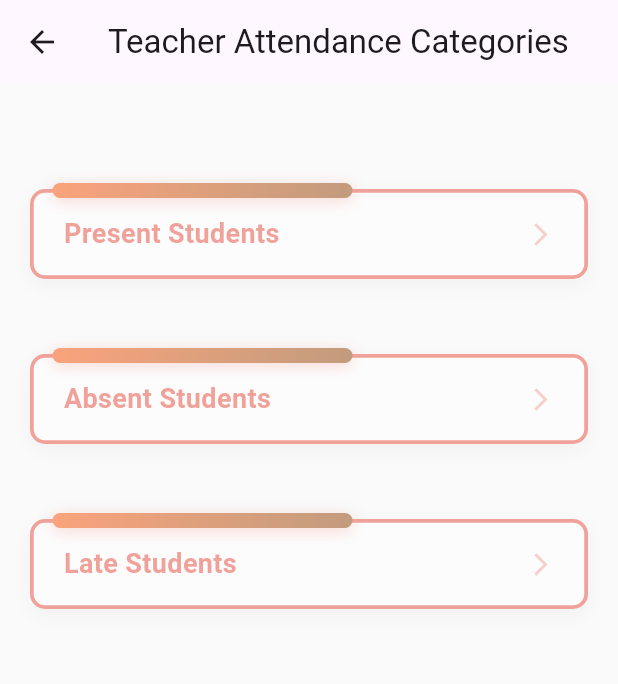
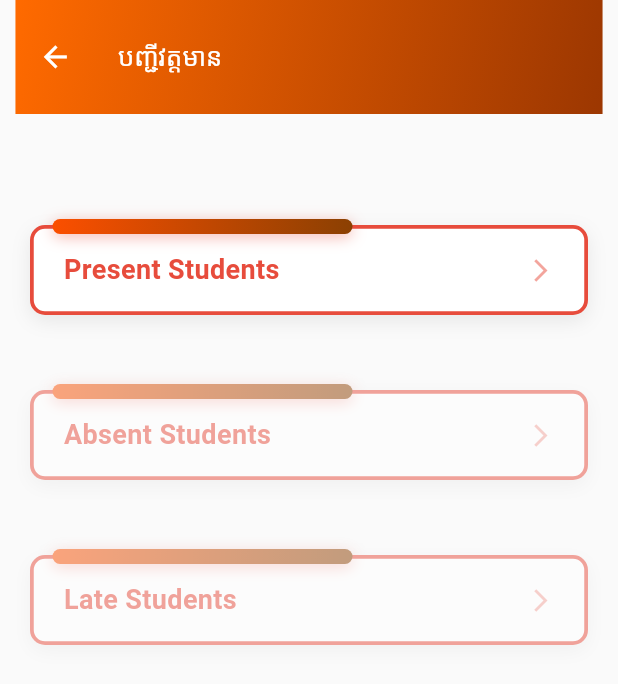
Before and after one commit to vertsan/sbku_app, a Flutter app: the AttendanceListCategoryScreen screen opened directly, on a phone screen of 412 x 824 dp. Shown: the top 684 px of the screen. Run offline on Flutter 3.47's test engine with Material 3 defaults, Android fonts, the phone set to English and light mode, and no system bars; our stand-ins replace flutter_svg.

Commit message:
fix: appbar in attendance list catgories

```diff
--- a/lib/screen/attendance/attendance_list_catgories.dart
+++ b/lib/screen/attendance/attendance_list_catgories.dart
@@ -1,4 +1,8 @@
 import 'package:flutter/material.dart';
+import 'package:sbku_app/data/dummy_attendance.dart';
+import 'package:sbku_app/model/attendance.dart';
+import 'package:sbku_app/screen/attendance/attendance_list_view_screen.dart';
+import 'package:sbku_app/widget/appbar_widget.dart';
 import 'package:sbku_app/widget/list_card_widget.dart';
 
 class AttendanceListCategoryScreen extends StatelessWidget {
@@ -8,22 +12,34 @@
   Widget build(BuildContext context) {
     return Scaffold(
       backgroundColor: Colors.grey[50],
-      appBar: PreferredSize(
-        preferredSize: Size.fromHeight(kToolbarHeight),
-        child: AppBar(
-          title: Text('Teacher Attendance Categories'),
-          centerTitle: true,
-        ),
+      appBar: AppBarWidget.simple(
+        title: 'បញ្ជីវត្តមាន',
+        actions: [
+          // IconButton(
+          //   onPressed: () {
+          //     // Share functionality
+          //   },
+          //   icon: const Icon(Icons.share, color: Colors.white),
+          // ),
+          // IconButton(
+          //   onPressed: () {
+          //     // Add functionality
+          //   },
+          //   icon: const Icon(Icons.add, color: Colors.white),
+          // ),
+        ],
       ),
       body: SafeArea(
         child: Padding(
           padding: const EdgeInsets.all(20),
           child: ListCardList(
-            items: const [
+            items: [
               ListCardItem(
                 icon: Icons.check_circle_outline,
                 label: 'Present Students',
-                // screen: PresentStudentsScreen(),
+                screen: AttendanceItemWidget(
+                  attendance: dummyAttendances[0],
+                ),
               ),
               ListCardItem(
                 icon: Icons.cancel_outlined,
```
